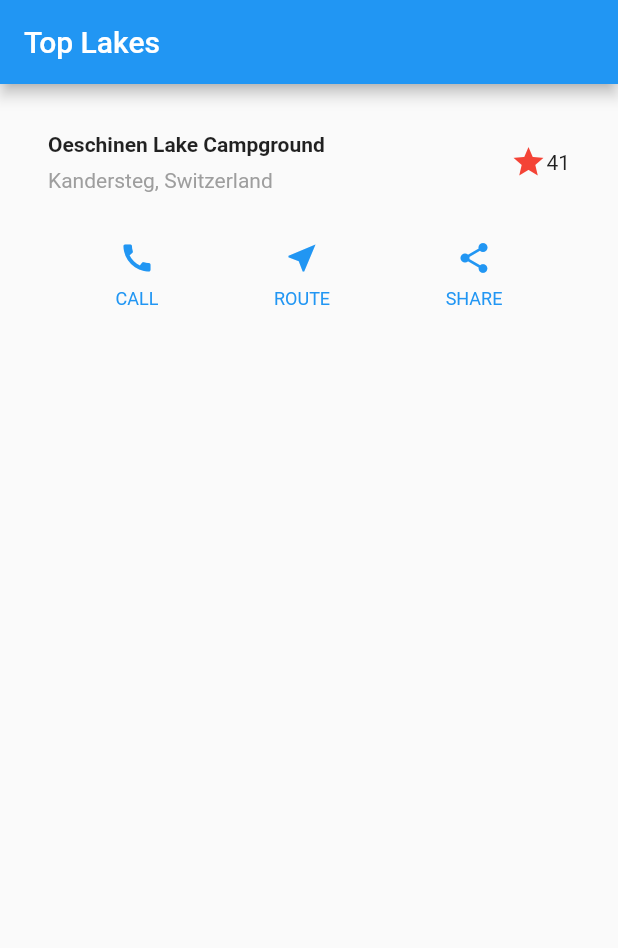
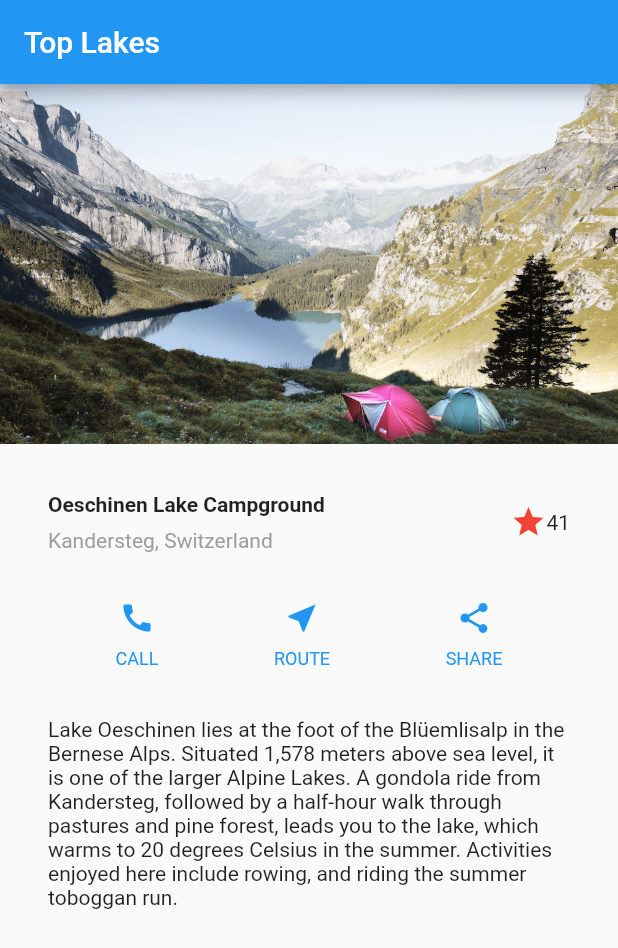
Before and after one commit to tonyhoangdev/flutter, a Flutter app: the screen it shows after launch, on a phone screen of 412 x 824 dp. Shown: the top 948 px of the screen. Run offline on Flutter 3.47's test engine with Material 2 defaults, Android fonts, the phone set to English and light mode, and no system bars.

Commit message:
add assets

```diff
--- a/01-Hello/myapp/lib/main.dart
+++ b/01-Hello/myapp/lib/main.dart
@@ -75,20 +75,41 @@ class MyApp extends StatelessWidget {
       ])
     );
 
+    Widget  textSection = Container(
+      padding: const EdgeInsets.all(32.0),
+      child: Text(
+        'Lake Oeschinen lies at the foot of the Blüemlisalp in the Bernese '
+        'Alps. Situated 1,578 meters above sea level, it is one of the '
+        'larger Alpine Lakes. A gondola ride from Kandersteg, followed by a '
+        'half-hour walk through pastures and pine forest, leads you to the '
+        'lake, which warms to 20 degrees Celsius in the summer. Activities '
+        'enjoyed here include rowing, and riding the summer toboggan run.',
+        softWrap: true,
+      ),
+    );
+
     return MaterialApp(
       title: 'Flutter Layout Demo',
       home: Scaffold(
         appBar: AppBar(
-        title: Text('Top Lakes')
-        ),
-        body: Column(
+          title: Text('Top Lakes')
+          ),
+        body: ListView(
           children: [
+            Image.asset(
+              'images/lake.jpg',
+              width: 600.0,
+              height: 240.0,
+              fit: BoxFit.cover,
+            ),
             titleSection,
-            buttonSection
+            buttonSection,
+            textSection
             ],
           )
       )
     );
 
+
   }
 }
--- a/01-Hello/myapp/pubspec.yaml
+++ b/01-Hello/myapp/pubspec.yaml
@@ -35,6 +35,9 @@ flutter:
   # included with your application, so that you can use the icons in
   # the material Icons class.
   uses-material-design: true
+  assets:
+    - images/lake.jpg
+
 
   # To add assets to your application, add an assets section, like this:
   # assets:
```
Also changed, not shown: 01-Hello/myapp/images/lake.jpg (added).
